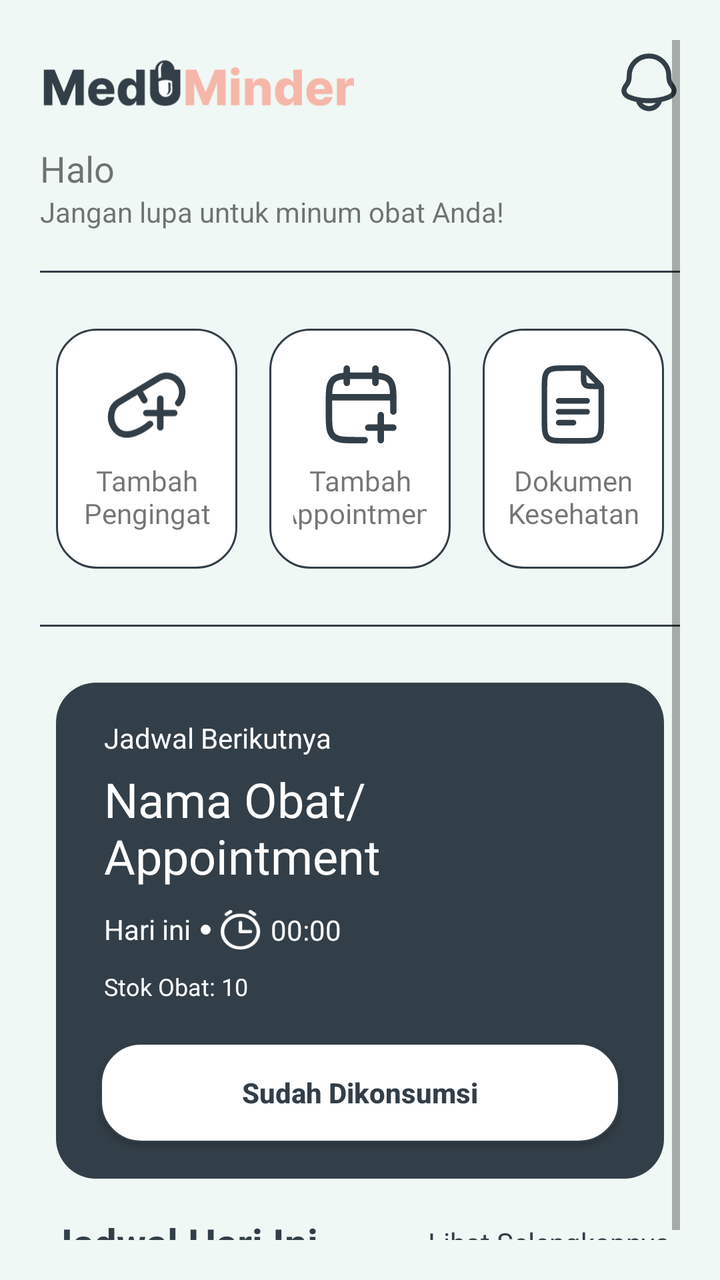
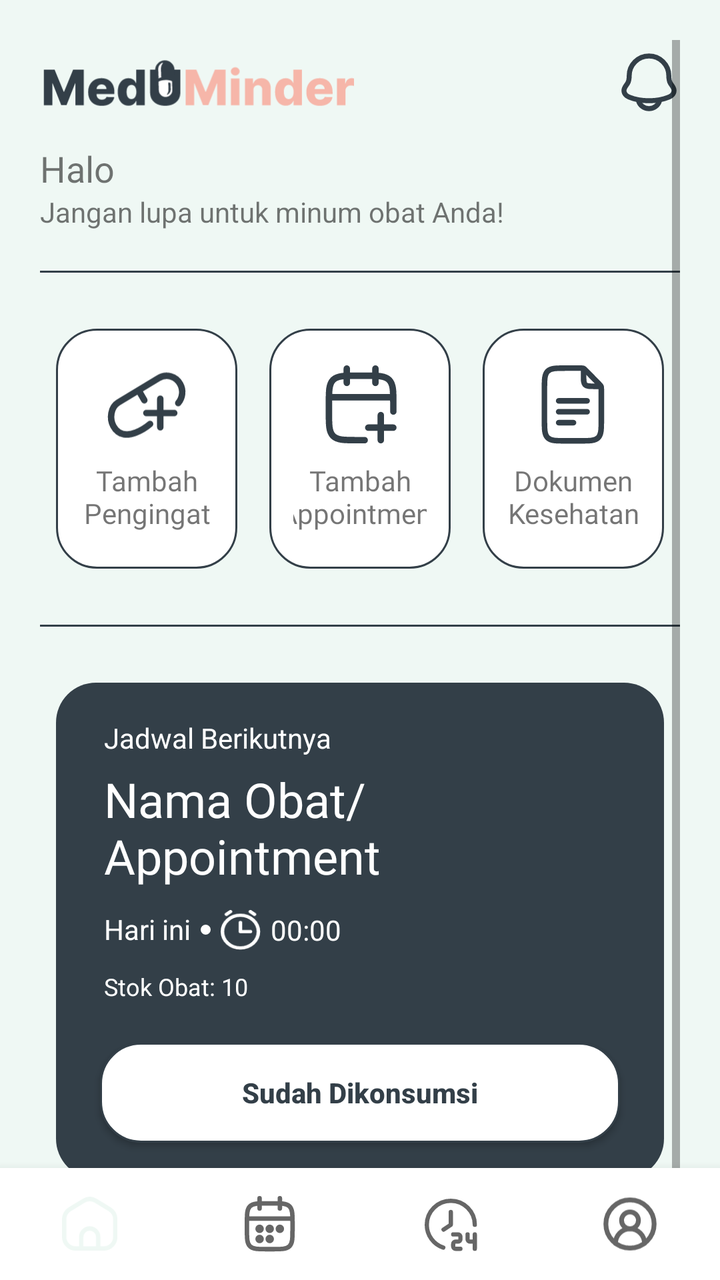

Screens rendered from an Android XML layout before and after an edit, with the pre-edit source and the edit as a unified diff.
<!-- AndroidManifest.xml: application theme Theme.MedUMinderV1 -->
<!-- res/layout/activity_home.xml -->
<?xml version="1.0" encoding="utf-8"?>
<RelativeLayout xmlns:android="http://schemas.android.com/apk/res/android"
    xmlns:app="http://schemas.android.com/apk/res-auto"
    xmlns:tools="http://schemas.android.com/tools"
    android:id="@+id/main"
    android:layout_width="match_parent"
    android:layout_height="match_parent"
    android:orientation="vertical"
    tools:context=".Home.HomeActivity"
    android:background="@color/bckg">

    <ScrollView
        android:layout_width="match_parent"
        android:layout_height="wrap_content"
        android:paddingVertical="20dp"
        android:paddingHorizontal="20dp">

        <LinearLayout
            android:layout_width="match_parent"
            android:layout_height="wrap_content"
            android:orientation="vertical">


            <LinearLayout
                android:layout_width="match_parent"
                android:layout_height="wrap_content"
                android:orientation="horizontal">

                <ImageView
                    android:id="@+id/logo"
                    android:src="@drawable/logo_tulisan"
                    android:layout_width="160dp"
                    android:layout_height="wrap_content"
                    android:layout_alignTop="@+id/capsule"
                    android:layout_gravity="start"
                    />


                <LinearLayout
                    android:layout_width="0dp"
                    android:layout_height="match_parent"
                    android:layout_weight="1"
                    android:gravity="end">

                    <ImageButton
                        android:layout_width="wrap_content"
                        android:layout_height="wrap_content"
                        android:src="@drawable/ic_notif"
                        android:background="@null"
                        android:layout_gravity="center"/>

                </LinearLayout>

            </LinearLayout>

            <TextView
                android:layout_width="wrap_content"
                android:layout_height="wrap_content"
                android:text="Halo"
                android:fontFamily="@font/inter_18pt_semibold"
                android:id="@+id/greeting"
                android:textSize="18sp"
                android:layout_marginTop="10dp"
                />

            <TextView
                android:layout_width="wrap_content"
                android:layout_height="wrap_content"
                android:text="@string/greetings_consumer"
                android:textSize="14sp"/>

            <View
                android:layout_width="match_parent"
                android:layout_height="1dp"
                android:background="@color/black"
                android:layout_gravity="center"
                android:layout_marginVertical="20dp"
                />


            <GridLayout
                android:layout_width="match_parent"
                android:layout_height="wrap_content"
                android:columnCount="3"
                android:orientation="horizontal"
                android:layout_gravity="fill_horizontal">

                <LinearLayout
                    android:layout_width="0dp"
                    android:layout_height="120dp"
                    android:layout_columnWeight="1"
                    android:layout_margin="8dp"
                    android:gravity="center"
                    android:orientation="vertical"
                    android:background="@drawable/border">

                    <ImageView
                        android:layout_width="40dp"
                        android:layout_height="40dp"
                        android:src="@drawable/ic_add_med"/>

                    <TextView
                        android:layout_width="wrap_content"
                        android:layout_height="wrap_content"
                        android:layout_marginTop="8dp"
                        android:text="Tambah Pengingat"
                        android:textAlignment="center"
                        android:fontFamily="@font/inter_18pt_semibold"/>

                </LinearLayout>

                <LinearLayout
                    android:layout_width="0dp"
                    android:layout_height="120dp"
                    android:layout_columnWeight="1"
                    android:layout_margin="8dp"
                    android:gravity="center"
                    android:orientation="vertical"
                    android:background="@drawable/border">

                    <ImageView
                        android:layout_width="40dp"
                        android:layout_height="40dp"
                        android:src="@drawable/ic_add_appoint"/>

                    <TextView
                        android:layout_width="100dp"
                        android:layout_height="wrap_content"
                        android:layout_marginTop="8dp"
                        android:fontFamily="@font/inter_18pt_semibold"
                        android:text="Tambah Appointment"
                        android:textAlignment="center" />

                </LinearLayout>

                <LinearLayout
                    android:layout_width="0dp"
                    android:layout_height="120dp"
                    android:layout_columnWeight="1"
                    android:layout_margin="8dp"
                    android:gravity="center"
                    android:orientation="vertical"
                    android:background="@drawable/border">

                    <ImageView
                        android:layout_width="40dp"
                        android:layout_height="40dp"
                        android:src="@drawable/ic_doc"/>

                    <TextView
                        android:layout_width="wrap_content"
                        android:layout_height="wrap_content"
                        android:layout_marginTop="8dp"
                        android:text="Dokumen Kesehatan"
                        android:textAlignment="center"
                        android:fontFamily="@font/inter_18pt_semibold"/>

                </LinearLayout>
            </GridLayout>

            <View
                android:layout_width="match_parent"
                android:layout_height="1dp"
                android:background="@color/black"
                android:layout_gravity="center"
                android:layout_marginVertical="20dp"
                />


            <LinearLayout
                android:id="@+id/card_now"
                android:layout_width="match_parent"
                android:layout_height="wrap_content"
                android:orientation="vertical"
                android:background="@drawable/edittext_border"
                android:layout_margin="8dp">

                <TextView
                    android:id="@+id/tvcard"
                    android:layout_width="match_parent"
                    android:layout_height="wrap_content"
                    android:text="Jadwal Berikutnya"
                    android:textSize="14sp"
                    android:textColor="@color/white"
                    android:paddingHorizontal="12dp"
                    android:paddingTop="10dp"/>

                <TextView
                    android:layout_width="match_parent"
                    android:layout_height="wrap_content"
                    android:id="@+id/tvtitleCard"
                    android:fontFamily="@font/inter_24pt_bold"
                    android:textSize="24sp"
                    android:text="Nama Obat/Appointment"
                    android:textColor="@color/white"
                    android:paddingHorizontal="12dp"
                    android:paddingVertical="5dp"/>


                <LinearLayout
                    android:id="@+id/timeCard"
                    android:layout_width="match_parent"
                    android:layout_height="wrap_content"
                    android:orientation="horizontal"
                    android:paddingHorizontal="12dp"
                    android:paddingTop="6dp"
                    android:paddingBottom="10dp">

                    <TextView
                        android:layout_width="wrap_content"
                        android:layout_height="wrap_content"
                        android:text="Hari ini"
                        android:textColor="@color/white"
                        android:gravity="center"/>

                    <View
                        android:layout_width="5dp"
                        android:layout_height="5dp"
                        android:background="@drawable/circle"
                        android:layout_margin="5dp"
                        android:layout_gravity="center"
                        />

                    <View
                        android:layout_width="20dp"
                        android:layout_height="20dp"
                        android:background="@drawable/ic_time"
                        android:layout_gravity="center"
                        android:backgroundTint="@color/white"
                        android:layout_marginRight="5dp"
                        />

                    <TextView
                        android:layout_width="wrap_content"
                        android:layout_height="wrap_content"
                        android:id="@+id/tvTime"
                        android:text="00:00"
                        android:textColor="@color/white"
                        android:layout_gravity="center"/>

                </LinearLayout>

                <LinearLayout
                    android:layout_width="match_parent"
                    android:layout_height="wrap_content"
                    android:orientation="horizontal"
                    android:paddingHorizontal="12dp"
                    android:paddingBottom="10dp">

                    <TextView
                        android:layout_width="wrap_content"
                        android:layout_height="wrap_content"
                        android:id="@+id/tvStokObat"
                        android:text="Stok Obat: "
                        android:textSize="12sp"
                        android:textColor="@color/white"/>

                    <TextView
                        android:layout_width="wrap_content"
                        android:layout_height="wrap_content"
                        android:id="@+id/tvTotalStok"
                        android:text="10"
                        android:textSize="12sp"
                        android:textColor="@color/white"/>

                </LinearLayout>

                <Button
                    android:layout_width="match_parent"
                    android:layout_height="wrap_content"
                    android:id="@+id/btnKonfirmasi"
                    android:text="Sudah Dikonsumsi"
                    android:background="@drawable/border"
                    android:textAllCaps="false"
                    android:textColor="@color/black"
                    android:textStyle="bold"
                    android:paddingHorizontal="12dp"
                    android:layout_margin="10dp"/>

            </LinearLayout>

            <LinearLayout
                android:layout_width="match_parent"
                android:layout_height="wrap_content"
                android:orientation="horizontal"
                android:layout_marginHorizontal="5dp"
                android:gravity="center">

                <TextView
                    android:layout_width="wrap_content"
                    android:layout_height="wrap_content"
                    android:text="Jadwal Hari Ini"
                    android:textSize="20dp"
                    android:textColor="@color/black"
                    android:textStyle="bold"/>

                <LinearLayout
                    android:layout_width="0dp"
                    android:layout_height="wrap_content"
                    android:layout_weight="1"
                    android:gravity="end">

                    <Button
                        android:id="@+id/viewAll"
                        android:layout_width="wrap_content"
                        android:layout_height="wrap_content"
                        android:text="Lihat Selengkapnya"
                        android:fontFamily="@font/inter_18pt_medium"
                        android:textColor="@color/black"
                        android:clickable="true"
                        android:focusable="true"
                        android:background="@android:color/transparent"
                        android:backgroundTint="@null"
                        android:textAllCaps="false"
                        />

                </LinearLayout>

            </LinearLayout>


            <androidx.recyclerview.widget.RecyclerView
                android:layout_width="match_parent"
                android:layout_height="wrap_content">

            </androidx.recyclerview.widget.RecyclerView>

        </LinearLayout>

    </ScrollView>

</RelativeLayout>
<!-- resources referenced by this layout -->
<resources>
  <color name="bckg">#EFF8F4</color>
  <color name="black">#333F48</color>
  <color name="white">#FFFFFF</color>
  <!-- drawable border (drawable) -->
  <?xml version="1.0" encoding="utf-8"?>
  <shape xmlns:android="http://schemas.android.com/apk/res/android">
  
      <solid android:color="@color/white"/>
  
      <size android:width="250dp"
          android:height="50dp"/>
  
      <corners
          android:radius="20dp"/>
  
      <padding
          android:left="12dp"
          android:right="12dp"
          android:top="8dp"
          android:bottom="8dp"/>
  
      <stroke android:color="@color/black"
          android:width="1dp"/>
  
      </shape>
  <!-- drawable circle (drawable) -->
  <?xml version="1.0" encoding="utf-8"?>
  <shape xmlns:android="http://schemas.android.com/apk/res/android"
      android:shape="oval">
  
      <solid android:color="@color/white"/>
  
  </shape>
  <!-- drawable edittext_border (drawable) -->
  <?xml version="1.0" encoding="utf-8"?>
  <shape xmlns:android="http://schemas.android.com/apk/res/android">
  
      <solid android:color="@color/black"/>
  
      <size android:width="250dp"
          android:height="50dp"/>
  
      <corners
          android:radius="20dp"/>
  
      <padding
          android:left="12dp"
          android:right="12dp"
          android:top="8dp"
          android:bottom="8dp"/>
  
  </shape>
  <!-- drawable ic_add_appoint (drawable) -->
  <vector xmlns:android="http://schemas.android.com/apk/res/android"
      android:width="33dp"
      android:height="33dp"
      android:viewportWidth="33"
      android:viewportHeight="33">
    <path
        android:pathData="M22.866,1.333V7.241M11.051,1.333V7.241M30.25,19.056V16.102C30.25,10.533 30.25,7.747 28.519,6.018C26.788,4.289 24.004,4.287 18.435,4.287H15.482C9.912,4.287 7.127,4.287 5.398,6.018C3.668,7.749 3.667,10.533 3.667,16.102V19.056C3.667,24.625 3.667,27.41 5.398,29.139C7.128,30.869 9.912,30.87 15.482,30.87H18.435M3.667,13.148H30.25M25.081,20.532V30.87M30.25,25.701H19.912"
        android:strokeLineJoin="round"
        android:strokeWidth="2.66667"
        android:fillColor="#00000000"
        android:strokeColor="#333F48"
        android:strokeLineCap="round"/>
  </vector>
  <!-- drawable ic_add_med (drawable) -->
  <vector xmlns:android="http://schemas.android.com/apk/res/android"
      android:width="33dp"
      android:height="30dp"
      android:viewportWidth="33"
      android:viewportHeight="30">
    <path
        android:pathData="M17.908,22.68C17.908,22.68 7.322,31.825 2.799,23.626C1.021,20.403 1.707,15.684 4.786,13.824L13.148,8.77L21.51,3.716C24.589,1.856 28.526,2.959 30.303,6.184C30.983,7.417 31.272,8.836 31.132,10.244C30.993,11.653 30.43,12.983 29.522,14.051M13.148,8.77L15.544,12.904M22.122,12.273V18.16M22.122,18.16V24.046M22.122,18.16H27.878M22.122,18.16H16.366"
        android:strokeLineJoin="round"
        android:strokeWidth="2.66667"
        android:fillColor="#00000000"
        android:strokeColor="#333F48"
        android:strokeLineCap="round"/>
  </vector>
  <string name="greetings_consumer">"Jangan lupa untuk minum obat Anda!"</string>
  <style name="Theme.MedUMinderV1" parent="Theme.MaterialComponents.DayNight.NoActionBar">
          
          <item name="colorPrimary">@color/bckg</item>
          <item name="colorPrimaryVariant">@color/bckg</item>
          <item name="colorOnPrimary">@color/white</item>
          
          <item name="colorSecondary">@color/green</item>
          <item name="colorSecondaryVariant">@color/green</item>
          <item name="colorOnSecondary">@color/black</item>
          
          <item name="android:statusBarColor">?attr/colorPrimaryVariant</item>
          
          <item name="materialButtonStyle">@style/Widget.AppCompat.Button</item>
      </style>
  <color name="green">#A8D5BA</color>
  <!-- unchanged entries left out for length: 4 -->
</resources>

<!-- the commit's change to res/layout/activity_home.xml (unified diff, before → after) -->
@@ -329,4 +329,15 @@
 
     </ScrollView>
 
+    <com.google.android.material.bottomnavigation.BottomNavigationView
+        android:id="@+id/bottomNav"
+        android:layout_width="match_parent"
+        android:layout_height="wrap_content"
+        android:layout_alignParentBottom="true"
+        android:background="@color/white"
+        app:itemIconSize="28dp"
+        app:itemTextColor="@android:color/transparent"
+        app:labelVisibilityMode="unlabeled"
+        app:menu="@menu/bottom_nav"/>
+
 </RelativeLayout>
